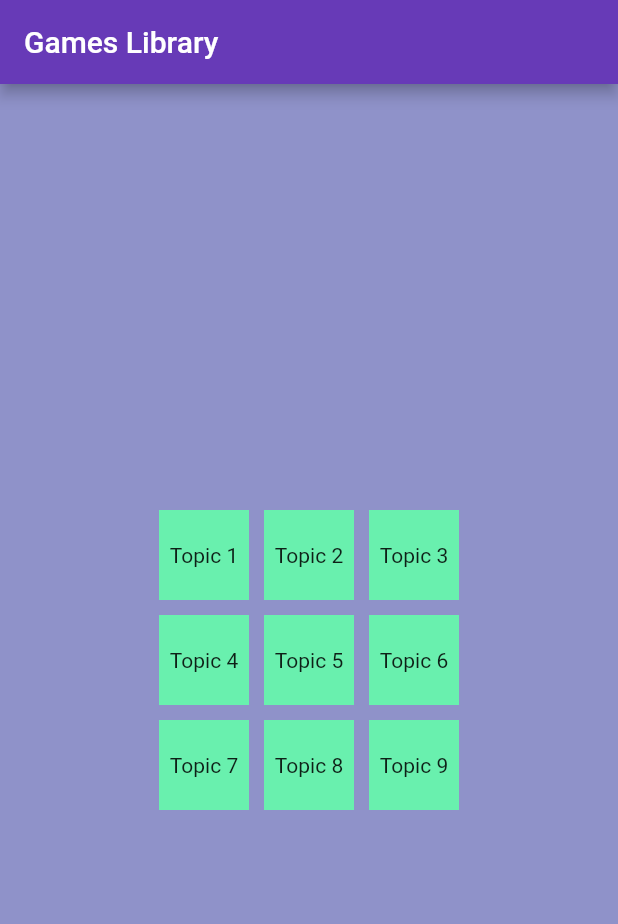
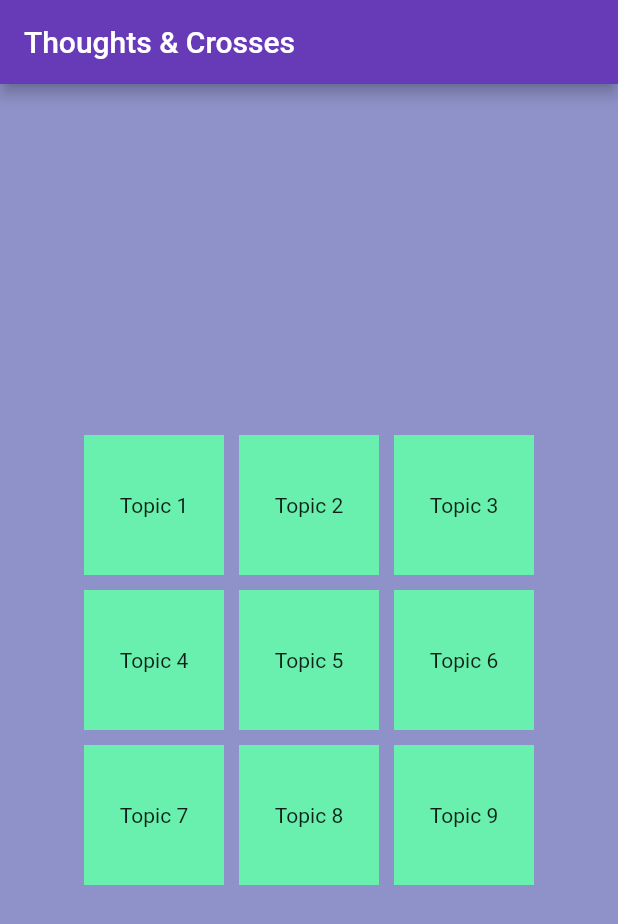
Before and after one commit to JoshuaR830/party-games-flutter, a Flutter app: the screen it shows after launch, on a phone screen of 412 x 824 dp. Shown: the top 924 px of the screen. Run offline on Flutter 3.47's test engine with Material 2 defaults, Android fonts, the phone set to English and light mode, and no system bars; missing offline and left inert: signalr_core.

Commit message:
Tidying up

```diff
--- a/lib/Pages/GamesLibraryPage.dart
+++ b/lib/Pages/GamesLibraryPage.dart
@@ -11,11 +11,24 @@ class GamesLibraryPage extends StatelessWidget {
       generateGameCard(context, 'The Word Game', "A bunch of random letters, a short amount of time - mission: come up with as many words as possible before you're out of time"),
     ];
 
-    return Center(
-        child: ListView(
-          children: _cards,
-        )
-    );
+
+    return MaterialApp(
+        title: 'Games Library',
+        theme: ThemeData(
+          primarySwatch: Colors.deepPurple,
+        ),
+        home: Scaffold(
+            backgroundColor: Color(0xFF8f92c9),
+            appBar: AppBar(
+              title: Text('Games Library'),
+            ),
+            body: Center(
+                child: ListView(
+                  children: _cards,
+                )
+            ), // This creates the body of the page
+        ),
+      );
   }
 
   Widget generateGameCard(BuildContext context, String gameName, String gameDescription) {
--- a/lib/Pages/ThoughtsAndCrossesPage.dart
+++ b/lib/Pages/ThoughtsAndCrossesPage.dart
@@ -141,11 +141,23 @@ class _ThoughtsAndCrossesGridState extends State<ThoughtsAndCrossesGrid> {
 
   @override
   Widget build(BuildContext context) {
-    return Center(
-      child: SizedBox(
-        width: 200,
-        height: 200,
-        child: _buildGrid(),
+    return MaterialApp(
+      title: 'Thoughts & Crosses',
+      theme: ThemeData(
+        primarySwatch: Colors.deepPurple,
+      ),
+      home: Scaffold(
+        backgroundColor: Color(0xFF8f92c9),
+        appBar: AppBar(
+          title: Text('Thoughts & Crosses'),
+        ),
+        body: Center(
+          child: SizedBox(
+            width: 300,
+            height: 300,
+            child: _buildGrid(),
+          ),
+        ),
       ),
     );
   }
--- a/lib/main.dart
+++ b/lib/main.dart
@@ -1,55 +1,13 @@
 import 'package:flutter/material.dart';
-
-import 'package:signalr_core/signalr_core.dart';
-import 'package:logging/logging.dart';
-
-import 'Pages/GamesLibraryPage.dart';
 import 'Pages/ThoughtsAndCrossesPage.dart';
 
 Future<void> main() async {
-
-//  Logger.root.level = Level.ALL;
-//
-//  Logger.root.onRecord.listen((record) {
-//    print('${record.level.name}: ${record.time}: ${record.message}');
-//  });
-
-//  final logger = Logger('ThoughtsAndCrossesPage');
-
-  //final serverUrl = 'games-by-joshua.herokuapp.com/chatHub';
-//  final serverUrl = 'http://192.168.1.76:5001/chatHub';
-//  final connection = HubConnectionBuilder().withUrl(serverUrl,
-//      HttpConnectionOptions(
-//        logging: (level, message) => print(message),
-//      )).build();
-//
-//  await connection.start();
-//  connection.on('LoggedInUsers', (message) => logger.info(message.toString()));
-//  connection.on('ReceiveLetter', (message) => logger.info(message.toString()));
-//
-//  await connection.invoke("AddToGroup", args: ['GroupOfJoshua']);
-//  await connection.invoke('JoinRoom', args: ['GroupOfJoshua', 'Joshua', 0]);
-//  await connection.invoke('StartServerGame', args: ['GroupOfJoshua', [2, 30]]);
-
   runApp(PartyGames());
 }
 
 class PartyGames extends StatelessWidget {
   @override
   Widget build(BuildContext context) {
-    return MaterialApp(
-      title: 'Games Library',
-      theme: ThemeData(
-        primarySwatch: Colors.deepPurple,
-      ),
-      home: Scaffold(
-        backgroundColor: Color(0xFF8f92c9),
-        appBar: AppBar(
-          title: Text('Games Library'),
-        ),
-//        body: GamesLibraryPage() // This creates the body of the page
-        body: ThoughtsAndCrossesGrid() // This creates the body of the page
-      ),
-    );
+    return ThoughtsAndCrossesGrid();
   }
 }
```
